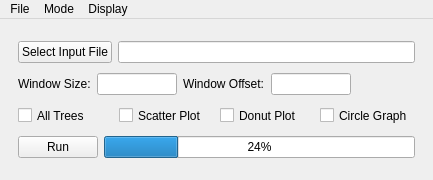
The window that gui_layout.ui (PeterDulworth/PhyloVis) describes before a commit, drawn with Qt 5.
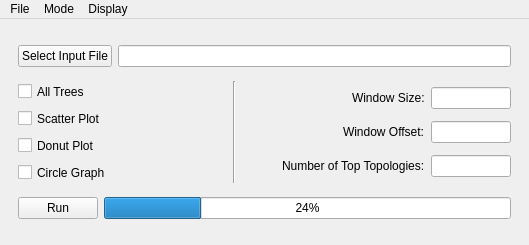
The same window after the commit.

Commit message: removed topology folder, error handling for topologies, restructured gui

What changed in the file:
```diff
--- a/gui_layout.ui
+++ b/gui_layout.ui
@@ -6,8 +6,8 @@
    <rect>
     <x>0</x>
     <y>0</y>
-    <width>433</width>
-    <height>180</height>
+    <width>529</width>
+    <height>245</height>
    </rect>
   </property>
   <property name="sizePolicy">
@@ -18,8 +18,8 @@
   </property>
   <property name="minimumSize">
    <size>
-    <width>433</width>
-    <height>180</height>
+    <width>459</width>
+    <height>217</height>
    </size>
   </property>
   <property name="windowTitle">
@@ -84,7 +84,155 @@
              </layout>
             </item>
             <item>
-             <layout class="QHBoxLayout" name="horizontalLayout_8">
+             <layout class="QHBoxLayout" name="horizontalLayout_9">
+              <item>
+               <layout class="QVBoxLayout" name="verticalLayout_2">
+                <item>
+                 <layout class="QHBoxLayout" name="horizontalLayout_16">
+                  <item>
+                   <widget class="QCheckBox" name="checkboxAllTrees">
+                    <property name="minimumSize">
+                     <size>
+                      <width>0</width>
+                      <height>21</height>
+                     </size>
+                    </property>
+                    <property name="text">
+                     <string>All Trees</string>
+                    </property>
+                   </widget>
+                  </item>
+                  <item>
+                   <spacer name="horizontalSpacer_7">
+                    <property name="orientation">
+                     <enum>Qt::Horizontal</enum>
+                    </property>
+                    <property name="sizeHint" stdset="0">
+                     <size>
+                      <width>40</width>
+                      <height>20</height>
+                     </size>
+                    </property>
+                   </spacer>
+                  </item>
+                 </layout>
+                </item>
+                <item>
+                 <layout class="QHBoxLayout" name="horizontalLayout_19">
+                  <item>
+                   <widget class="QCheckBox" name="checkboxScatterPlot">
+                    <property name="minimumSize">
+                     <size>
+                      <width>0</width>
+                      <height>21</height>
+                     </size>
+                    </property>
+                    <property name="text">
+                     <string>Scatter Plot</string>
+                    </property>
+                   </widget>
+                  </item>
+                  <item>
+                   <spacer name="horizontalSpacer_8">
+                    <property name="orientation">
+                     <enum>Qt::Horizontal</enum>
+                    </property>
+                    <property name="sizeHint" stdset="0">
+                     <size>
+                      <width>40</width>
+                      <height>20</height>
+                     </size>
+                    </property>
+                   </spacer>
+                  </item>
+                 </layout>
+                </item>
+                <item>
+                 <layout class="QHBoxLayout" name="horizontalLayout_18">
+                  <item>
+                   <widget class="QCheckBox" name="checkboxDonutPlot">
+                    <property name="minimumSize">
+                     <size>
+                      <width>0</width>
+                      <height>21</height>
+                     </size>
+                    </property>
+                    <property name="text">
+                     <string>Donut Plot</string>
+                    </property>
+                   </widget>
+                  </item>
+                  <item>
+                   <spacer name="horizontalSpacer_10">
+                    <property name="orientation">
+                     <enum>Qt::Horizontal</enum>
+                    </property>
+                    <property name="sizeHint" stdset="0">
+                     <size>
+                      <width>40</width>
+                      <height>20</height>
+                     </size>
+                    </property>
+                   </spacer>
+                  </item>
+                 </layout>
+                </item>
+                <item>
+                 <layout class="QHBoxLayout" name="horizontalLayout_17">
+                  <item>
+                   <widget class="QCheckBox" name="checkboxCircleGraph">
+                    <property name="minimumSize">
+                     <size>
+                      <width>0</width>
+                      <height>21</height>
+                     </size>
+                    </property>
+                    <property name="text">
+                     <string>Circle Graph</string>
+                    </property>
+                   </widget>
+                  </item>
+                  <item>
+                   <spacer name="horizontalSpacer_9">
+                    <property name="orientation">
+                     <enum>Qt::Horizontal</enum>
+                    </property>
+                    <property name="sizeHint" stdset="0">
+                     <size>
+                      <width>40</width>
+                      <height>20</height>
+                     </size>
+                    </property>
+                   </spacer>
+                  </item>
+                 </layout>
+                </item>
+               </layout>
+              </item>
+              <item>
+               <widget class="Line" name="line">
+                <property name="orientation">
+                 <enum>Qt::Vertical</enum>
+                </property>
+               </widget>
+              </item>
+              <item>
+               <layout class="QVBoxLayout" name="verticalLayout">
+                <item>
+                 <layout class="QHBoxLayout" name="horizontalLayout_14">
+                  <item>
+                   <spacer name="horizontalSpacer_6">
+                    <property name="orientation">
+                     <enum>Qt::Horizontal</enum>
+                    </property>
+                    <property name="sizeHint" stdset="0">
+                     <size>
+                      <width>40</width>
+                      <height>20</height>
+                     </size>
+                    </property>
+                   </spacer>
+                  </item>
               <item>
                <widget class="QLabel" name="windowSizeLabel">
                 <property name="text">
@@ -111,6 +259,23 @@
                 </property>
                </widget>
               </item>
+                 </layout>
+                </item>
+                <item>
+                 <layout class="QHBoxLayout" name="horizontalLayout_15">
+                  <item>
+                   <spacer name="windowSpacer">
+                    <property name="orientation">
+                     <enum>Qt::Horizontal</enum>
+                    </property>
+                    <property name="sizeHint" stdset="0">
+                     <size>
+                      <width>40</width>
+                      <height>20</height>
+                     </size>
+                    </property>
+                   </spacer>
+                  </item>
               <item>
                <widget class="QLabel" name="windowOffsetLabel">
                 <property name="text">
@@ -137,8 +302,12 @@
                 </property>
                </widget>
               </item>
+                 </layout>
+                </item>
               <item>
-               <spacer name="windowSpacer">
+                 <layout class="QHBoxLayout" name="horizontalLayout_5">
+                  <item>
+                   <spacer name="horizontalSpacer_5">
                 <property name="orientation">
                  <enum>Qt::Horizontal</enum>
                 </property>
@@ -150,61 +319,35 @@
                 </property>
                </spacer>
               </item>
-             </layout>
-            </item>
             <item>
-             <layout class="QHBoxLayout" name="horizontalLayout_4">
-              <item>
-               <widget class="QCheckBox" name="checkboxAllTrees">
-                <property name="minimumSize">
-                 <size>
-                  <width>0</width>
-                  <height>21</height>
-                 </size>
-                </property>
+                   <widget class="QLabel" name="numberOfTopTopologiesLabel">
                 <property name="text">
-                 <string>All Trees</string>
+                     <string>Number of Top Topologies:</string>
                 </property>
                </widget>
               </item>
               <item>
-               <widget class="QCheckBox" name="checkboxScatterPlot">
+                   <widget class="QLineEdit" name="numberOfTopTopologiesEntry">
                 <property name="minimumSize">
                  <size>
-                  <width>0</width>
+                      <width>40</width>
                   <height>21</height>
                  </size>
                 </property>
-                <property name="text">
-                 <string>Scatter Plot</string>
-                </property>
-               </widget>
-              </item>
-              <item>
-               <widget class="QCheckBox" name="checkboxDonutPlot">
-                <property name="minimumSize">
+                    <property name="maximumSize">
                  <size>
-                  <width>0</width>
-                  <height>21</height>
+                      <width>80</width>
+                      <height>16777215</height>
                  </size>
                 </property>
                 <property name="text">
-                 <string>Donut Plot</string>
+                     <string/>
                 </property>
                </widget>
               </item>
-              <item>
-               <widget class="QCheckBox" name="checkboxCircleGraph">
-                <property name="minimumSize">
-                 <size>
-                  <width>0</width>
-                  <height>21</height>
-                 </size>
-                </property>
-                <property name="text">
-                 <string>Circle Graph</string>
-                </property>
-               </widget>
+                 </layout>
+                </item>
+               </layout>
               </item>
              </layout>
             </item>
@@ -430,7 +573,7 @@
     <rect>
      <x>0</x>
      <y>0</y>
-     <width>433</width>
+     <width>529</width>
      <height>22</height>
     </rect>
    </property>
```
Left out of the diff: 12 changed lines with no effect on the pictures. Lines whose indentation alone changed are shown as unchanged. The commit also changes 13 other files.
